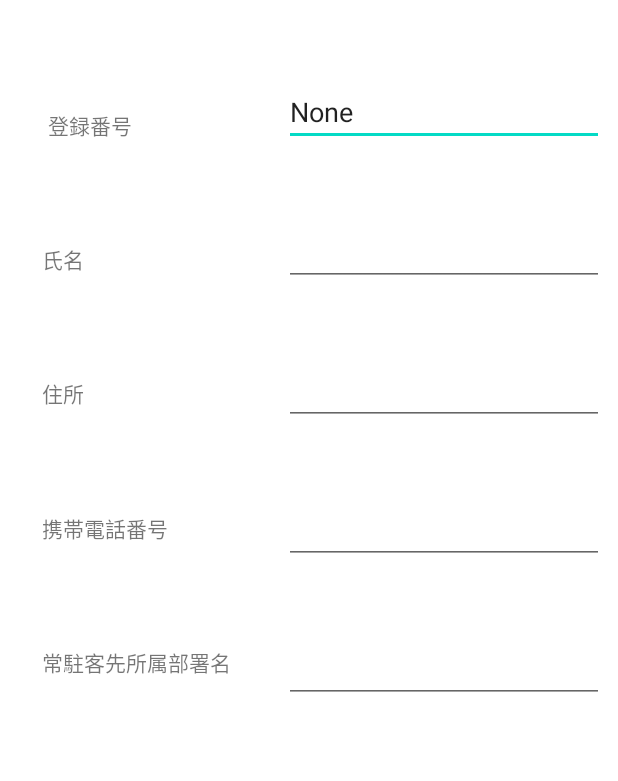
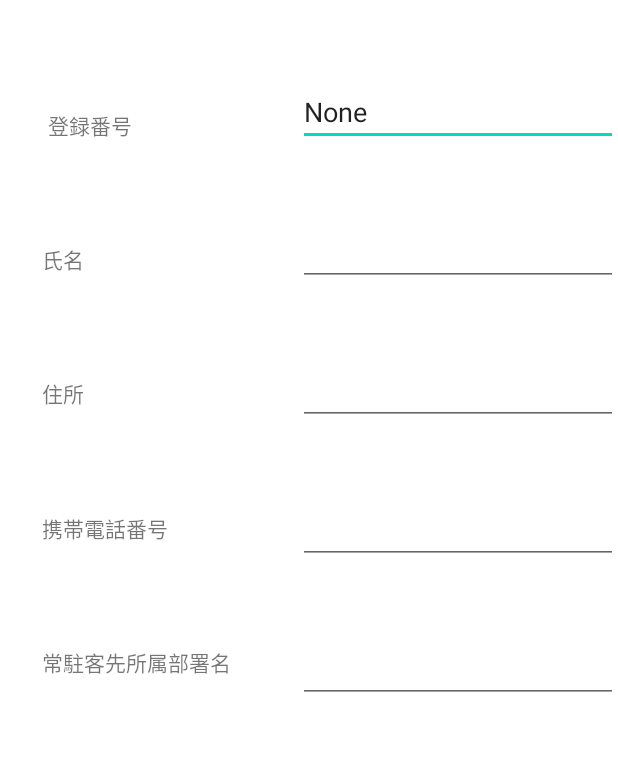
Before and after one commit to LeftCy/pimt, an Android app: the RewriteActivity screen opened directly, with no data from a screen before it, on a phone screen of 412 x 824 dp. Shown: the part 191-972 px from the top of the screen. Run offline under Robolectric (Android 15) with nearby library versions, the phone set to English and light mode, and no system bars.

Commit message:
RewriteLayout Fix

```diff
--- a/app/src/main/res/layout/rewrite_layout.xml
+++ b/app/src/main/res/layout/rewrite_layout.xml
@@ -133,14 +133,11 @@
         android:id="@+id/editText_region3"
         android:layout_width="wrap_content"
         android:layout_height="wrap_content"
-        android:layout_marginStart="26dp"
-        android:layout_marginLeft="26dp"
         android:layout_weight="1"
         android:ems="10"
         android:inputType="textPersonName"
         app:layout_constraintBottom_toTopOf="@+id/editText_at3"
         app:layout_constraintEnd_toEndOf="@+id/editText_at3"
-        app:layout_constraintStart_toEndOf="@+id/textViewRegion"
         app:layout_constraintTop_toBottomOf="@+id/editText_tel3" />
 
     <EditText
```
